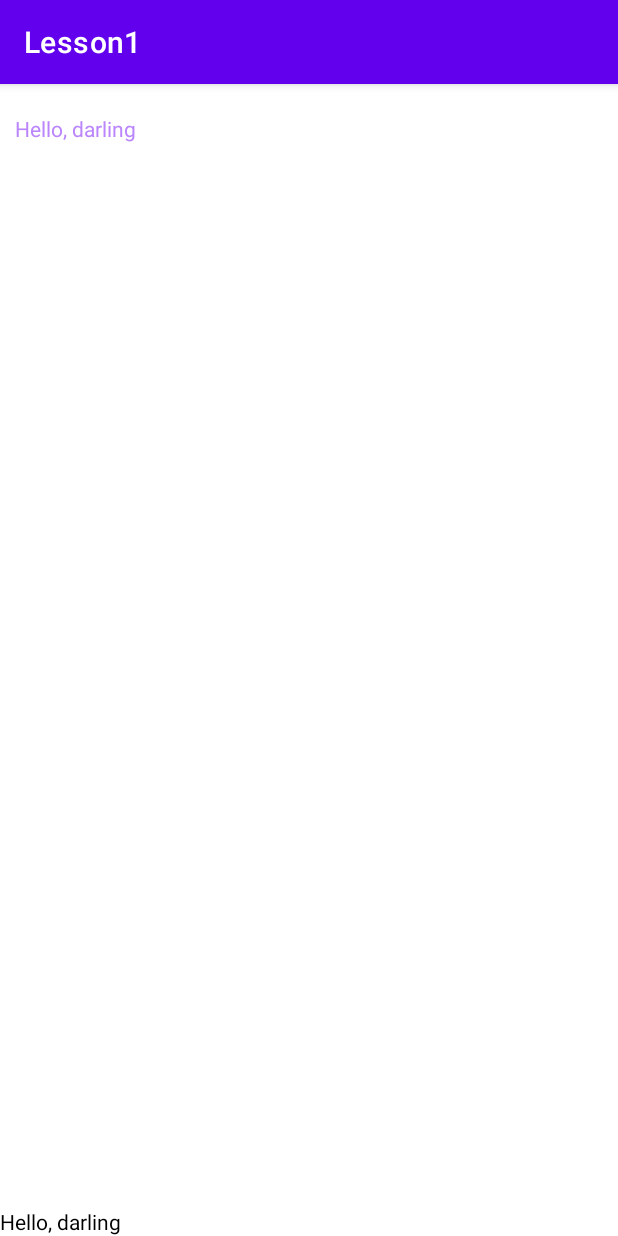
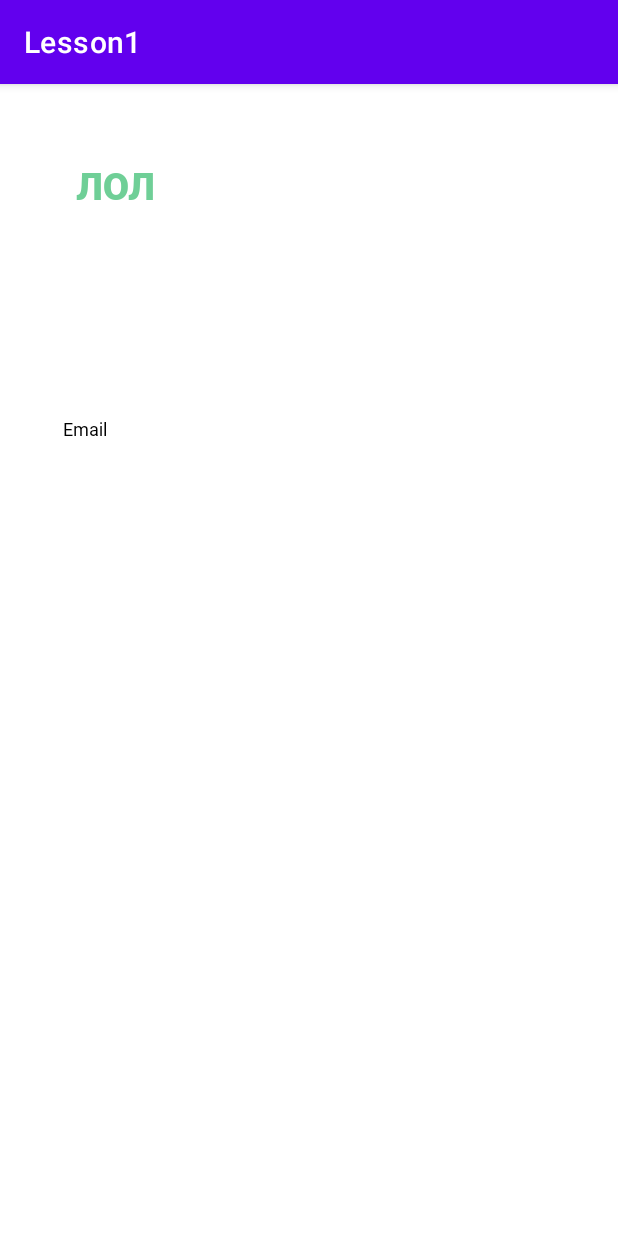
Before and after one commit to LurkAl/Lesson1, an Android app: the screen it shows after launch (MainActivity), on a phone screen of 412 x 824 dp. Run offline under Robolectric (Android 15) with nearby library versions, the phone set to English and light mode, and no system bars.

Commit message:
HW2 start

```diff
--- a/app/src/main/res/layout/activity_main.xml
+++ b/app/src/main/res/layout/activity_main.xml
@@ -1,29 +1,47 @@
 <?xml version="1.0" encoding="utf-8"?>
 
-<LinearLayout xmlns:tools="http://schemas.android.com/tools"
-    xmlns:android="http://schemas.android.com/apk/res/android"
-    tools:ignore="ExtraText"
+<androidx.constraintlayout.widget.ConstraintLayout xmlns:android="http://schemas.android.com/apk/res/android"
+    xmlns:app="http://schemas.android.com/apk/res-auto"
+    xmlns:tools="http://schemas.android.com/tools"
+    android:layout_width="match_parent"
     android:layout_height="match_parent"
-    android:layout_width="match_parent"
-    android:orientation="vertical">
+    android:orientation="vertical"
+    tools:ignore="ExtraText">
 
 
-       <TextView xmlns:android="http://schemas.android.com/apk/res/android"
-        android:layout_height="wrap_content"
-        android:layout_width="wrap_content"
-        android:text="Hello, darling"
-        android:textColor="@color/purple_200"
-           android:layout_margin="10dp"
-           android:paddingVertical="10dp"
-           android:layout_weight="1"
-        />
+    <TextView
+        android:layout_width="62dp"
+        android:layout_height="39dp"
+        android:layout_marginStart="20dp"
+        android:layout_marginTop="24dp"
+        android:layout_marginEnd="278dp"
+        android:layout_marginBottom="657dp"
+        android:fontFamily="@font/roboto_black"
+        android:gravity="center"
+        android:text="ЛОЛ"
+        android:textAppearance="@style/TextAppearance.AppCompat.Large"
+        android:textColor="@color/greenny"
+        android:textSize="25sp"
+        app:layout_constraintBottom_toBottomOf="parent"
+        app:layout_constraintEnd_toEndOf="parent"
+        app:layout_constraintStart_toStartOf="parent"
+        app:layout_constraintTop_toTopOf="parent" />
 
-    <TextView xmlns:android="http://schemas.android.com/apk/res/android"
-        android:layout_height="wrap_content"
-        android:layout_width="wrap_content"
-        android:text="Hello, darling"
-        android:textColor="@color/black"/>
+    <TextView
+        android:layout_width="328dp"
+        android:layout_height="16dp"
+        android:layout_marginStart="16dp"
+        android:layout_marginTop="197dp"
+        android:layout_marginEnd="16dp"
+        android:layout_marginBottom="507dp"
+        android:fontFamily="@font/roboto"
+        android:text="Email"
+        android:textColor="@color/black"
+        android:textSize="12sp"
+        app:layout_constraintBottom_toBottomOf="parent"
+        app:layout_constraintEnd_toEndOf="parent"
+        app:layout_constraintStart_toStartOf="parent"
+        app:layout_constraintTop_toTopOf="parent" />
 
 
-
-</LinearLayout>
+</androidx.constraintlayout.widget.ConstraintLayout>
--- a/app/src/main/res/values/colors.xml
+++ b/app/src/main/res/values/colors.xml
@@ -7,4 +7,5 @@
     <color name="teal_700">#FF018786</color>
     <color name="black">#FF000000</color>
     <color name="white">#FFFFFFFF</color>
+    <color name="greenny">#6FCF97</color>
 </resources>
```
Also changed, not shown: app/src/main/res/font/roboto.ttf (added), app/src/main/res/font/roboto_black.ttf (added).
